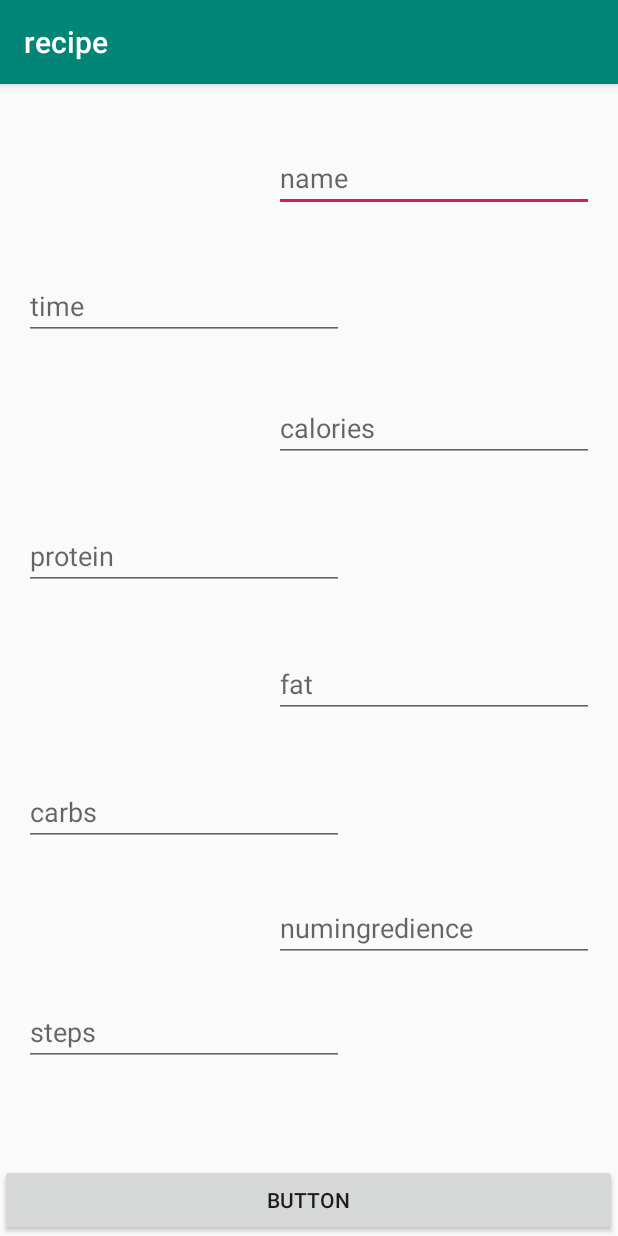
After one commit to erinalicia02/recipe_app, an Android app: the RecipePage screen opened directly, with no data from a screen before it, on a phone screen of 412 x 824 dp. The commit adds this screen. Run offline under Robolectric (Android 15) with nearby library versions, the light colour scheme and no system bars.

Commit message:
wrote recipe page and recipe save function. added multidexing.

```diff
--- a/app/build.gradle
+++ b/app/build.gradle
@@ -10,6 +10,7 @@ android {
         versionCode 1
         versionName "1.0"
         testInstrumentationRunner "androidx.test.runner.AndroidJUnitRunner"
+        multiDexEnabled true
     }
     buildTypes {
         release {
@@ -26,6 +27,6 @@ dependencies {
     testImplementation 'junit:junit:4.12'
     androidTestImplementation 'androidx.test.ext:junit:1.1.1'
     androidTestImplementation 'androidx.test.espresso:espresso-core:3.2.0'
-    testImplementation 'junit:junit:4.12'
+    implementation 'androidx.multidex:multidex:2.0.1'
     implementation 'com.google.firebase:firebase-firestore:21.4.0'
 }
--- a/app/src/main/AndroidManifest.xml
+++ b/app/src/main/AndroidManifest.xml
@@ -3,12 +3,14 @@
     package="com.example.recipe">
 
     <application
+        android:name="androidx.multidex.MultiDexApplication"
         android:allowBackup="true"
         android:icon="@mipmap/ic_launcher"
         android:label="@string/app_name"
         android:roundIcon="@mipmap/ic_launcher_round"
         android:supportsRtl="true"
         android:theme="@style/AppTheme">
+        <activity android:name=".RecipePage"></activity>
         <activity android:name=".MainActivity">
             <intent-filter>
                 <action android:name="android.intent.action.MAIN" />
--- a/app/src/main/java/com/example/recipe/Recipe.java
+++ b/app/src/main/java/com/example/recipe/Recipe.java
@@ -10,6 +10,11 @@ public class Recipe {
     float carb;
     int numOfIngrediants;
     int numOfSteps;
+
+    //public default constructor needed for creating new instance of recipe object.
+    public Recipe(){
+
+    }
 
     //Constructor Declaration of Class
     private Recipe(String name, int time, float calories, float protein, float fat, float carb, int numOfIngrediants, int numOfSteps){
--- /dev/null
+++ b/app/src/main/res/layout/activity_recipe_page.xml
@@ -0,0 +1,124 @@
+<?xml version="1.0" encoding="utf-8"?>
+<androidx.constraintlayout.widget.ConstraintLayout xmlns:android="http://schemas.android.com/apk/res/android"
+    xmlns:app="http://schemas.android.com/apk/res-auto"
+    xmlns:tools="http://schemas.android.com/tools"
+    android:layout_width="match_parent"
+    android:layout_height="match_parent"
+    tools:context=".RecipePage">
+
+    <Button
+        android:id="@+id/saveRecipe"
+        android:layout_width="411dp"
+        android:layout_height="48dp"
+        android:onClick="saveRecipe"
+        android:text="Button"
+        app:layout_constraintBottom_toBottomOf="parent"
+        app:layout_constraintEnd_toEndOf="parent"
+        app:layout_constraintHorizontal_bias="0.0"
+        app:layout_constraintStart_toStartOf="parent" />
+
+    <EditText
+        android:id="@+id/txtName"
+        android:layout_width="wrap_content"
+        android:layout_height="45dp"
+        android:layout_marginTop="40dp"
+        android:layout_marginEnd="16dp"
+        android:layout_marginRight="16dp"
+        android:ems="10"
+        android:hint="name"
+        android:inputType="textPersonName"
+        app:layout_constraintEnd_toEndOf="parent"
+        app:layout_constraintTop_toTopOf="parent" />
+
+    <EditText
+        android:id="@+id/txtTime"
+        android:layout_width="wrap_content"
+        android:layout_height="wrap_content"
+        android:layout_marginStart="16dp"
+        android:layout_marginLeft="16dp"
+        android:layout_marginTop="40dp"
+        android:ems="10"
+        android:hint="time"
+        android:inputType="textPersonName"
+        app:layout_constraintStart_toStartOf="parent"
+        app:layout_constraintTop_toBottomOf="@+id/txtName" />
+
+    <EditText
+        android:id="@+id/txtCalories"
+        android:layout_width="wrap_content"
+        android:layout_height="wrap_content"
+        android:layout_marginTop="36dp"
+        android:layout_marginEnd="16dp"
+        android:layout_marginRight="16dp"
+        android:ems="10"
+        android:hint="calories"
+        android:inputType="textPersonName"
+        app:layout_constraintEnd_toEndOf="parent"
+        app:layout_constraintTop_toBottomOf="@+id/txtTime" />
+
+    <EditText
+        android:id="@+id/txtProtein"
+        android:layout_width="wrap_content"
+        android:layout_height="wrap_content"
+        android:layout_marginStart="16dp"
+        android:layout_marginLeft="16dp"
+        android:layout_marginTop="40dp"
+        android:ems="10"
+        android:hint="protein"
+        android:inputType="textPersonName"
+        app:layout_constraintStart_toStartOf="parent"
+        app:layout_constraintTop_toBottomOf="@+id/txtCalories" />
+
+    <EditText
+        android:id="@+id/txtFat"
+        android:layout_width="wrap_content"
+        android:layout_height="wrap_content"
+        android:layout_marginTop="40dp"
+        android:layout_marginEnd="16dp"
+        android:layout_marginRight="16dp"
+        android:ems="10"
+        android:hint="fat"
+        android:inputType="textPersonName"
+        app:layout_constraintEnd_toEndOf="parent"
+        app:layout_constraintTop_toBottomOf="@+id/txtProtein" />
+
+    <EditText
+        android:id="@+id/txtCarbs"
+        android:layout_width="wrap_content"
+        android:layout_height="wrap_content"
+        android:layout_marginStart="16dp"
+        android:layout_marginLeft="16dp"
+        android:layout_marginTop="40dp"
+        android:ems="10"
+        android:hint="carbs"
+        android:inputType="textPersonName"
+        app:layout_constraintStart_toStartOf="parent"
+        app:layout_constraintTop_toBottomOf="@+id/txtFat" />
+
+    <EditText
+        android:id="@+id/txtNumIngredience"
+        android:layout_width="wrap_content"
+        android:layout_height="wrap_content"
+        android:layout_marginTop="32dp"
+        android:layout_marginEnd="16dp"
+        android:layout_marginRight="16dp"
+        android:ems="10"
+        android:hint="numingredience"
+        android:inputType="textPersonName"
+        app:layout_constraintEnd_toEndOf="parent"
+        app:layout_constraintTop_toBottomOf="@+id/txtCarbs" />
+
+    <EditText
+        android:id="@+id/txtnumSteps"
+        android:layout_width="wrap_content"
+        android:layout_height="wrap_content"
+        android:layout_marginStart="16dp"
+        android:layout_marginLeft="16dp"
+        android:layout_marginTop="24dp"
+        android:ems="10"
+        android:hint="steps"
+        android:inputType="textPersonName"
+        app:layout_constraintStart_toStartOf="parent"
+        app:layout_constraintTop_toBottomOf="@+id/txtNumIngredience" />
+
+</androidx.constraintlayout.widget.ConstraintLayout>
--- a/app/src/main/res/values/strings.xml
+++ b/app/src/main/res/values/strings.xml
@@ -1,3 +1,4 @@
 <resources>
     <string name="app_name">recipe</string>
+    <string name="button_new_recipe">Create A New Recipe</string>
 </resources>
--- a/build.gradle
+++ b/build.gradle
@@ -7,7 +7,7 @@ buildscript {
 
     }
     dependencies {
-        classpath 'com.android.tools.build:gradle:3.5.3'
+        classpath 'com.android.tools.build:gradle:3.6.1'
 
         // NOTE: Do not place your application dependencies here; they belong
         // in the individual module build.gradle files
```
Also changed, not shown: app/src/main/java/com/example/recipe/MainActivity.java (+9 -0 lines), app/src/main/java/com/example/recipe/RecipePage.java (added, +59 -0 lines), app/src/main/res/layout/activity_main.xml (+9 -5 lines), gradle/wrapper/gradle-wrapper.properties, 1 other file.
